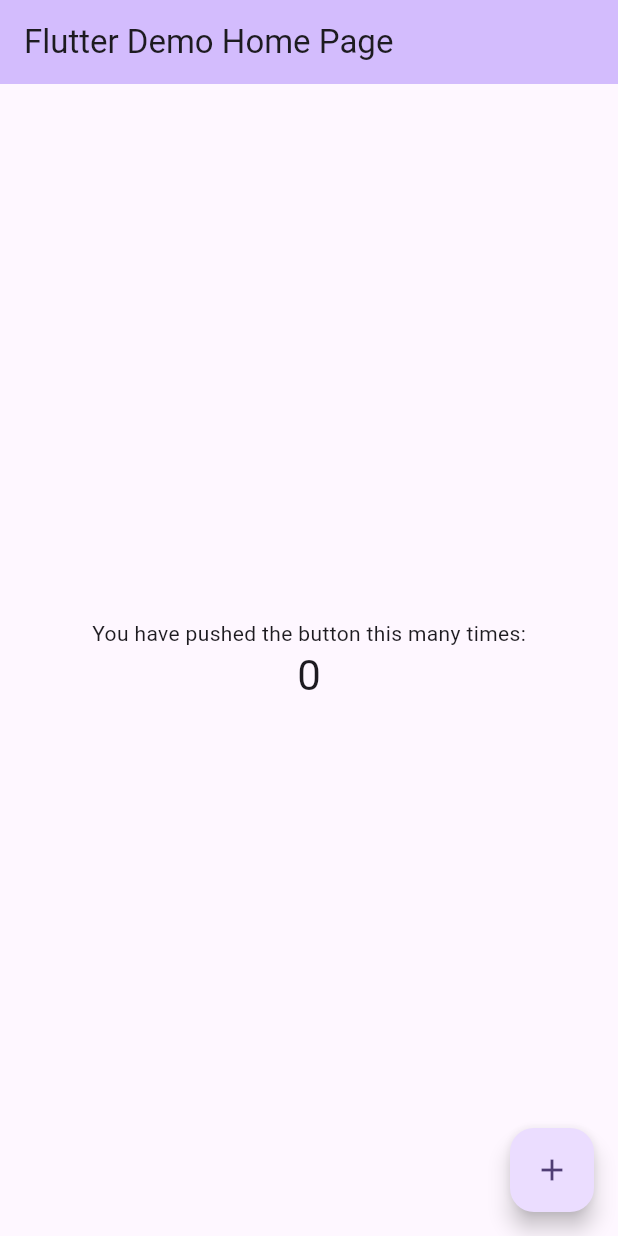
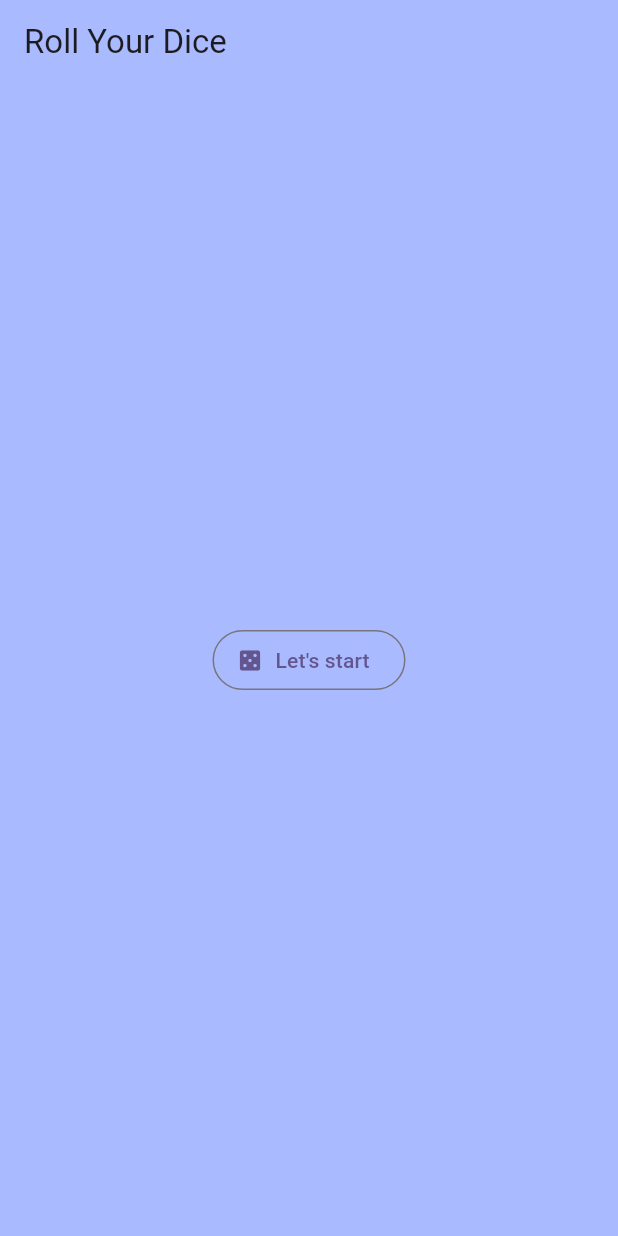
Before and after one commit to JustynaPP/roll_dice, a Flutter app: the screen it shows after launch, on a phone screen of 412 x 824 dp. Run offline on Flutter 3.47's test engine with Material 2 defaults, Android fonts, the phone set to English and light mode, and no system bars.

Commit message:
regular dice finished

```diff
--- /dev/null
+++ b/lib/home_page.dart
@@ -0,0 +1,31 @@
+import 'package:flutter/material.dart';
+import 'package:roll_dice/dice_screen.dart';
+
+class HomePage extends StatelessWidget {
+  const HomePage({Key? key}) : super(key: key);
+
+  @override
+  Widget build(BuildContext context) {
+    return Scaffold(
+      appBar: AppBar(
+        backgroundColor: const Color.fromARGB(255, 170, 186, 255),
+        title: const Text('Roll Your Dice'),
+      ),
+      body: Container(
+        decoration:
+            const BoxDecoration(color: Color.fromARGB(255, 170, 186, 255)),
+        child: Center(
+          child: OutlinedButton.icon(
+            onPressed: () {
+              Navigator.of(context).push(MaterialPageRoute(
+                builder: (context) => const DiceScreen(),
+              ));
+            },
+            icon: const Icon(Icons.casino_rounded),
+            label: const Text('Let\'s start'),
+          ),
+        ),
+      ),
+    );
+  }
+}
--- a/lib/main.dart
+++ b/lib/main.dart
@@ -1,4 +1,5 @@
 import 'package:flutter/material.dart';
+import 'package:roll_dice/home_page.dart';
 
 void main() {
   runApp(const MyApp());
@@ -12,114 +13,13 @@ class MyApp extends StatelessWidget {
   Widget build(BuildContext context) {
     return MaterialApp(
       title: 'Flutter Demo',
+      debugShowCheckedModeBanner: false,
       theme: ThemeData(
-        // This is the theme of your application.
-        //
-        // TRY THIS: Try running your application with "flutter run". You'll see
-        // the application has a blue toolbar. Then, without quitting the app,
-        // try changing the seedColor in the colorScheme below to Colors.green
-        // and then invoke "hot reload" (save your changes or press the "hot
-        // reload" button in a Flutter-supported IDE, or press "r" if you used
-        // the command line to start the app).
-        //
-        // Notice that the counter didn't reset back to zero; the application
-        // state is not lost during the reload. To reset the state, use hot
-        // restart instead.
-        //
-        // This works for code too, not just values: Most code changes can be
-        // tested with just a hot reload.
-        colorScheme: ColorScheme.fromSeed(seedColor: Colors.deepPurple),
+        colorScheme: ColorScheme.fromSeed(
+            seedColor: const Color.fromARGB(255, 71, 6, 184)),
         useMaterial3: true,
       ),
-      home: const MyHomePage(title: 'Flutter Demo Home Page'),
+      home: const HomePage(),
     );
   }
 }
-
-class MyHomePage extends StatefulWidget {
-  const MyHomePage({super.key, required this.title});
-
-  // This widget is the home page of your application. It is stateful, meaning
-  // that it has a State object (defined below) that contains fields that affect
-  // how it looks.
-
-  // This class is the configuration for the state. It holds the values (in this
-  // case the title) provided by the parent (in this case the App widget) and
-  // used by the build method of the State. Fields in a Widget subclass are
-  // always marked "final".
-
-  final String title;
-
-  @override
-  State<MyHomePage> createState() => _MyHomePageState();
-}
-
-class _MyHomePageState extends State<MyHomePage> {
-  int _counter = 0;
-
-  void _incrementCounter() {
-    setState(() {
-      // This call to setState tells the Flutter framework that something has
-      // changed in this State, which causes it to rerun the build method below
-      // so that the display can reflect the updated values. If we changed
-      // _counter without calling setState(), then the build method would not be
-      // called again, and so nothing would appear to happen.
-      _counter++;
-    });
-  }
-
-  @override
-  Widget build(BuildContext context) {
-    // This method is rerun every time setState is called, for instance as done
-    // by the _incrementCounter method above.
-    //
-    // The Flutter framework has been optimized to make rerunning build methods
-    // fast, so that you can just rebuild anything that needs updating rather
-    // than having to individually change instances of widgets.
-    return Scaffold(
-      appBar: AppBar(
-        // TRY THIS: Try changing the color here to a specific color (to
-        // Colors.amber, perhaps?) and trigger a hot reload to see the AppBar
-        // change color while the other colors stay the same.
-        backgroundColor: Theme.of(context).colorScheme.inversePrimary,
-        // Here we take the value from the MyHomePage object that was created by
-        // the App.build method, and use it to set our appbar title.
-        title: Text(widget.title),
-      ),
-      body: Center(
-        // Center is a layout widget. It takes a single child and positions it
-        // in the middle of the parent.
-        child: Column(
-          // Column is also a layout widget. It takes a list of children and
-          // arranges them vertically. By default, it sizes itself to fit its
-          // children horizontally, and tries to be as tall as its parent.
-          //
-          // Column has various properties to control how it sizes itself and
-          // how it positions its children. Here we use mainAxisAlignment to
-          // center the children vertically; the main axis here is the vertical
-          // axis because Columns are vertical (the cross axis would be
-          // horizontal).
-          //
-          // TRY THIS: Invoke "debug painting" (choose the "Toggle Debug Paint"
-          // action in the IDE, or press "p" in the console), to see the
-          // wireframe for each widget.
-          mainAxisAlignment: MainAxisAlignment.center,
-          children: <Widget>[
-            const Text(
-              'You have pushed the button this many times:',
-            ),
-            Text(
-              '$_counter',
-              style: Theme.of(context).textTheme.headlineMedium,
-            ),
-          ],
-        ),
-      ),
-      floatingActionButton: FloatingActionButton(
-        onPressed: _incrementCounter,
-        tooltip: 'Increment',
-        child: const Icon(Icons.add),
-      ), // This trailing comma makes auto-formatting nicer for build methods.
-    );
-  }
-}
```
Also changed, not shown: lib/dice_screen.dart (added, +20 -0 lines), lib/roller.dart (added, +49 -0 lines), pubspec.yaml (+7 -3 lines), assets/images/1.png (added), assets/images/2.png (added), assets/images/3.png (added), assets/images/4.png (added), assets/images/5.png (added), assets/images/6.png (added), 1 other file.
